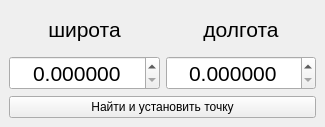
This is core/GeoPointFinder.ui in ValeryStk/satellite_comparator as Qt 5 draws it before an edit. The edited form follows.
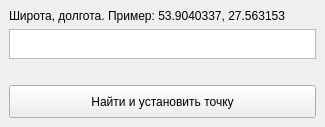
This is the edited form.

Commit message: Center on cord  (only after PR Rgb percentile  #19) (#20)

The edit to the form file:
```diff
--- a/core/GeoPointFinder.ui
+++ b/core/GeoPointFinder.ui
@@ -37,82 +37,37 @@
      <layout class="QVBoxLayout" name="verticalLayout_3">
       <item>
        <layout class="QHBoxLayout" name="horizontalLayout">
-        <item>
-         <layout class="QVBoxLayout" name="verticalLayout">
-          <item>
-           <widget class="QLabel" name="label">
-            <property name="font">
-             <font>
-              <family>Segoe UI</family>
-              <pointsize>16</pointsize>
-             </font>
-            </property>
-            <property name="text">
-             <string>широта</string>
-            </property>
-            <property name="alignment">
-             <set>Qt::AlignCenter</set>
-            </property>
-           </widget>
-          </item>
-          <item>
-           <widget class="QDoubleSpinBox" name="doubleSpinBox_latitude">
-            <property name="font">
-             <font>
-              <family>Segoe UI</family>
-              <pointsize>16</pointsize>
-             </font>
-            </property>
-            <property name="alignment">
-             <set>Qt::AlignCenter</set>
-            </property>
-            <property name="decimals">
-             <number>6</number>
-            </property>
-           </widget>
-          </item>
-         </layout>
-        </item>
         <item>
          <layout class="QVBoxLayout" name="verticalLayout_2">
           <item>
-           <widget class="QLabel" name="label_2">
-            <property name="font">
-             <font>
-              <family>Segoe UI</family>
-              <pointsize>16</pointsize>
-             </font>
-            </property>
+           <widget class="QLabel" name="label">
             <property name="text">
-             <string>долгота</string>
-            </property>
-            <property name="alignment">
-             <set>Qt::AlignCenter</set>
+             <string>Широта, долгота. Пример: 53.9040337, 27.563153</string>
             </property>
            </widget>
           </item>
           <item>
-           <widget class="QDoubleSpinBox" name="doubleSpinBox_longitude">
-            <property name="font">
-             <font>
-              <family>Segoe UI</family>
-              <pointsize>16</pointsize>
-             </font>
-            </property>
-            <property name="alignment">
-             <set>Qt::AlignCenter</set>
-            </property>
-            <property name="decimals">
-             <number>6</number>
-            </property>
-           </widget>
+           <widget class="QTextEdit" name="textEdit_cordinates"/>
           </item>
          </layout>
         </item>
        </layout>
       </item>
+      <item>
+       <widget class="QLabel" name="label_parcedCord">
+        <property name="text">
+         <string/>
+        </property>
+       </widget>
+      </item>
       <item>
        <widget class="QPushButton" name="pushButton_find_result">
+        <property name="minimumSize">
+         <size>
+          <width>0</width>
+          <height>33</height>
+         </size>
+        </property>
         <property name="text">
          <string>Найти и установить точку</string>
         </property>
```
The commit also changes 2 other files.
